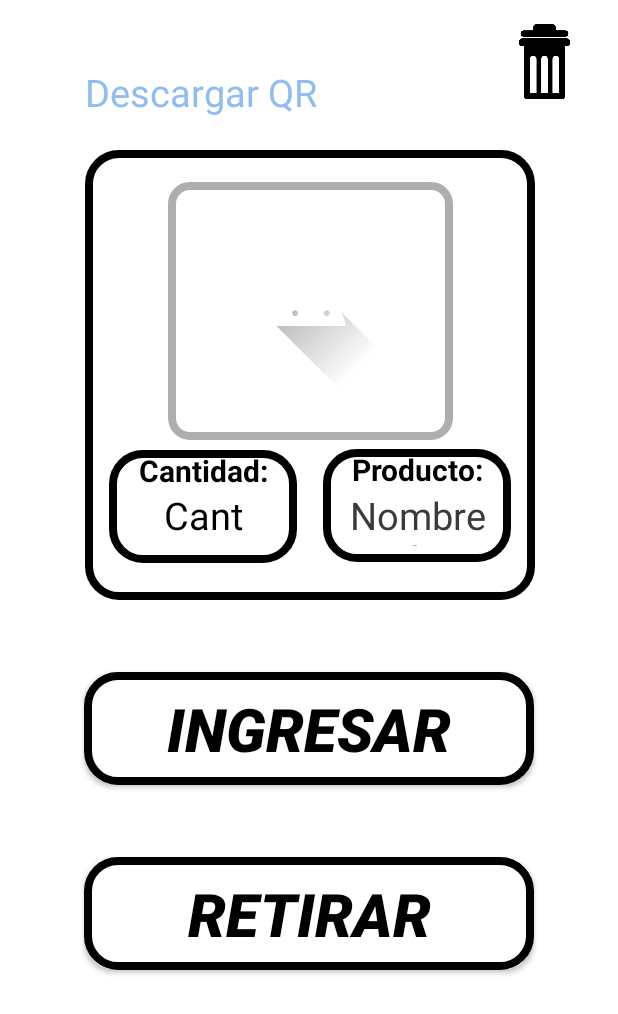
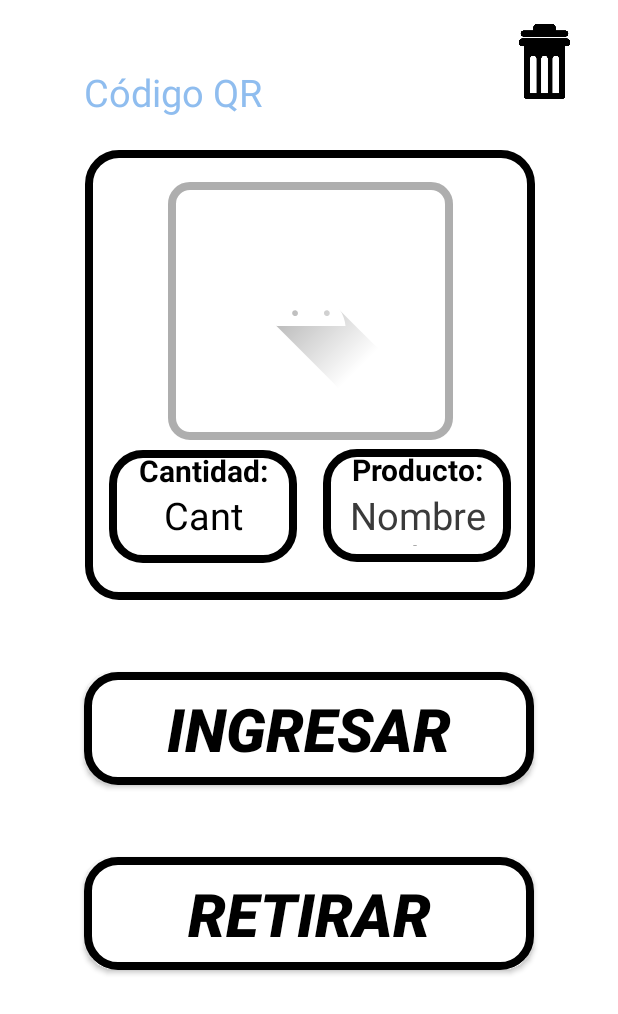
Before and after one commit to ORT-MECATRONICA/2022-PF-StocKode-Sasson-Raubvogel-Lijavetzky-Zuchowicki, an Android app: the fragment FragmentInfromacion placed in its activity, on a phone screen of 412 x 824 dp. Shown: the top 1014 px of the screen. Run offline under Robolectric (Android 15) with nearby library versions, the phone set to English and light mode, and no system bars; our stand-ins replace Firebase (no records; nobody signed in at launch, a user with empty details on screens opened directly); 7 statements that could not run were skipped.

Commit message:
Actualizacion vista QR

```diff
--- a/StocKode/app/src/main/res/layout/informacion_fragment.xml
+++ b/StocKode/app/src/main/res/layout/informacion_fragment.xml
@@ -152,11 +152,11 @@
         android:layout_height="wrap_content"
         android:layout_marginTop="44dp"
         android:gravity="center"
-        android:text="Descargar QR"
+        android:text="Código QR"
         android:textColor="@color/PrimaryColor"
         android:textSize="25sp"
         app:layout_constraintEnd_toEndOf="parent"
-        app:layout_constraintHorizontal_bias="0.217"
+        app:layout_constraintHorizontal_bias="0.191"
         app:layout_constraintStart_toStartOf="parent"
         app:layout_constraintTop_toTopOf="parent" />
 
--- a/StocKode/app/src/main/res/navigation/nav_graph.xml
+++ b/StocKode/app/src/main/res/navigation/nav_graph.xml
@@ -43,6 +43,9 @@
         <argument
             android:name="numero"
             app:argType="string" />
+        <action
+            android:id="@+id/action_informacion_to_fragmentQR"
+            app:destination="@id/fragmentQR" />
     </fragment>
     <fragment
         android:id="@+id/ingreso"
@@ -134,4 +137,12 @@
             android:id="@+id/action_fragmentAgregar_to_stock"
             app:destination="@id/stock" />
     </fragment>
+    <fragment
+        android:id="@+id/fragmentQR"
+        android:name="com.example.stockode.Fragments.FragmentQR"
+        android:label="fragment_fragment_q_r"
+        tools:layout="@layout/fragment_fragment_q_r" >
+        <argument android:name="Nombre"
+            app:argType="string" />
+    </fragment>
 </navigation>
```
Also changed, not shown: StocKode/app/src/main/java/com/example/stockode/Fragments/FragmentInfromacion.kt (+2 -45 lines), StocKode/app/src/main/java/com/example/stockode/Fragments/FragmentQR.kt (added, +62 -0 lines), StocKode/app/src/main/java/com/example/stockode/Fragments/FragmentQRViewModel.kt (added, +7 -0 lines), StocKode/app/src/main/res/layout/fragment_fragment_q_r.xml (added, +45 -0 lines).
